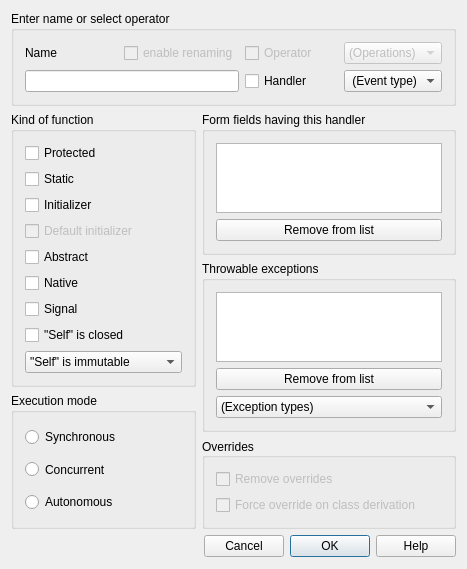
Above: lavape/src/LavaPE_UI/idd_funcbox.ui from berkus/lavape before the change. Below: the same form after it.
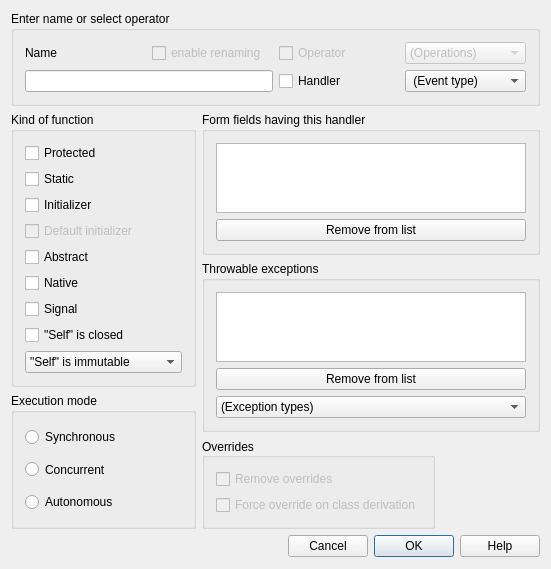
That is the form after the change.

Commit message: funcbox formatting

```diff
--- a/lavape/src/LavaPE_UI/idd_funcbox.ui
+++ b/lavape/src/LavaPE_UI/idd_funcbox.ui
@@ -6,8 +6,8 @@
    <rect>
     <x>0</x>
     <y>0</y>
-    <width>467</width>
-    <height>511</height>
+    <width>551</width>
+    <height>565</height>
    </rect>
   </property>
   <property name="sizePolicy">
@@ -489,7 +489,7 @@
      <item>
       <widget class="QGroupBox" name="GroupBox_IDC_STATIC24">
        <property name="sizePolicy">
-        <sizepolicy hsizetype="Preferred" vsizetype="Fixed">
+        <sizepolicy hsizetype="Expanding" vsizetype="Fixed">
          <horstretch>0</horstretch>
          <verstretch>0</verstretch>
         </sizepolicy>
@@ -516,7 +516,7 @@
            <bool>true</bool>
           </property>
           <property name="sizePolicy">
-           <sizepolicy hsizetype="Preferred" vsizetype="Preferred">
+           <sizepolicy hsizetype="Fixed" vsizetype="Preferred">
             <horstretch>0</horstretch>
             <verstretch>0</verstretch>
            </sizepolicy>
@@ -548,7 +548,7 @@
         <item>
          <widget class="QComboBox" name="NamedTypes">
           <property name="sizePolicy">
-           <sizepolicy hsizetype="Preferred" vsizetype="Fixed">
+           <sizepolicy hsizetype="Expanding" vsizetype="Fixed">
             <horstretch>0</horstretch>
             <verstretch>0</verstretch>
            </sizepolicy>
@@ -569,7 +569,7 @@
      <item>
       <widget class="QGroupBox" name="GroupBox_IDC_STATIC25">
        <property name="sizePolicy">
-        <sizepolicy hsizetype="Preferred" vsizetype="Fixed">
+        <sizepolicy hsizetype="Fixed" vsizetype="Fixed">
          <horstretch>0</horstretch>
          <verstretch>0</verstretch>
         </sizepolicy>
```
Left out of the diff: 6 changed lines with no effect on the pictures.
